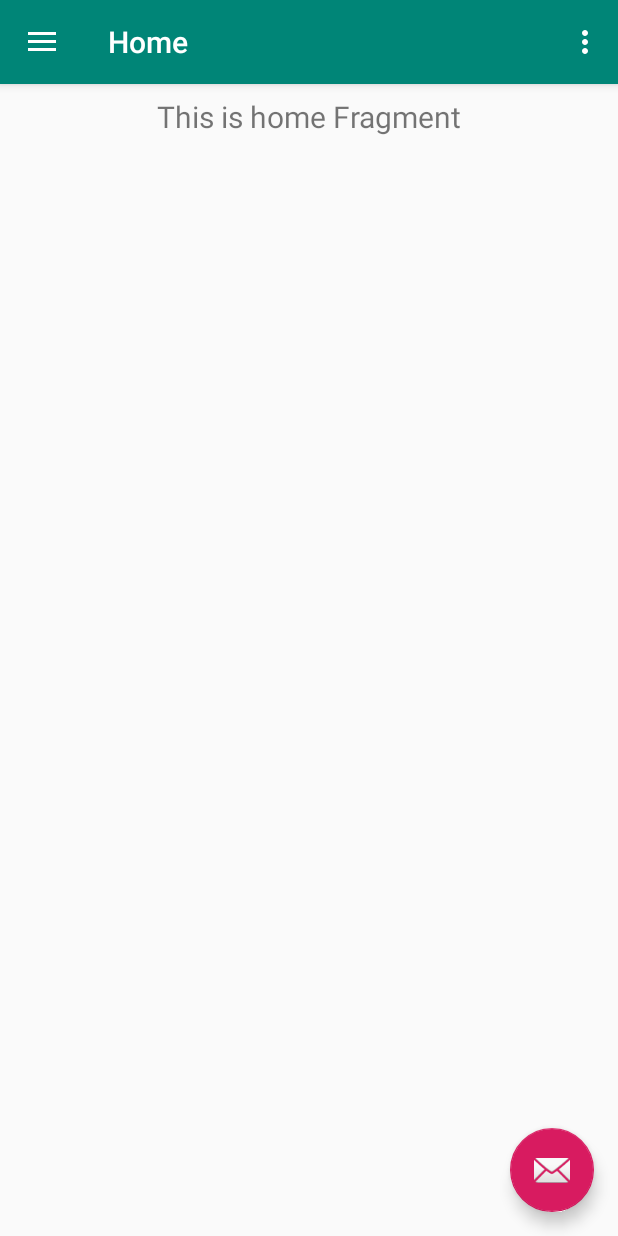
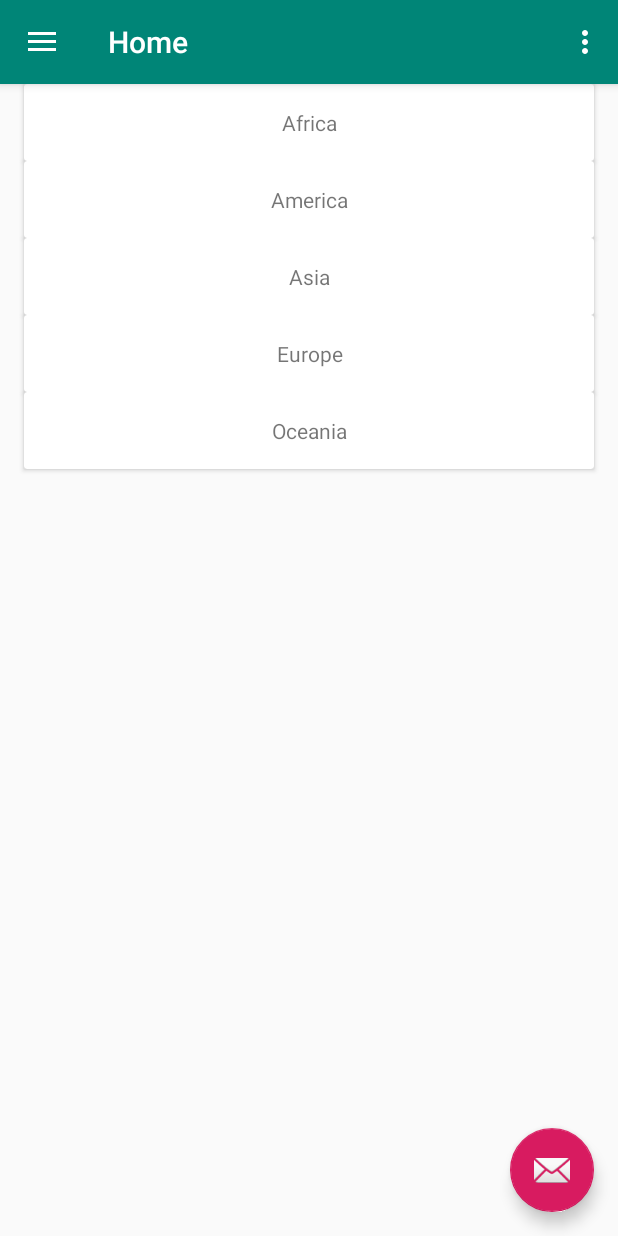
Before and after one commit to TonyGuyot/flagorama-app, an Android app: the screen it shows after launch (MainActivity), on a phone screen of 412 x 824 dp. Run offline under Robolectric (Android 15) with nearby library versions, the light colour scheme and no system bars; our stand-ins replace data binding, navigation-ui.

Commit message:
display home fragment

```diff
--- /dev/null
+++ b/app/src/main/java/io/github/tonyguyot/flagorama/model/Region.kt
@@ -0,0 +1,3 @@
+package io.github.tonyguyot.flagorama.model
+
+data class Region(val id: String, val name: String)
--- /dev/null
+++ b/app/src/main/java/io/github/tonyguyot/flagorama/ui/home/HomeAdapter.kt
@@ -0,0 +1,63 @@
+package io.github.tonyguyot.flagorama.ui.home
+
+import android.util.Log
+import android.view.LayoutInflater
+import android.view.View
+import android.view.ViewGroup
+import androidx.navigation.findNavController
+import androidx.recyclerview.widget.DiffUtil
+import androidx.recyclerview.widget.ListAdapter
+import androidx.recyclerview.widget.RecyclerView
+import io.github.tonyguyot.flagorama.databinding.ListItemHomeBinding
+import io.github.tonyguyot.flagorama.model.Region
+
+/**
+ * Adapter for the [RecyclerView] in [HomeFragment].
+ */
+class HomeAdapter : ListAdapter<Region, HomeAdapter.ViewHolder>(DiffCallback()) {
+
+    override fun onBindViewHolder(holder: ViewHolder, position: Int) {
+        val region = getItem(position)
+        holder.apply {
+            bind(createOnClickListener(region.id, region.name), region)
+            itemView.tag = region
+        }
+    }
+
+    override fun onCreateViewHolder(parent: ViewGroup, viewType: Int): ViewHolder {
+        return ViewHolder(
+            ListItemHomeBinding.inflate(
+            LayoutInflater.from(parent.context), parent, false))
+    }
+
+    private fun createOnClickListener(id: String, name: String): View.OnClickListener {
+        return View.OnClickListener {
+            //val direction = HomeFragmentDirections.actionThemeFragmentToSetsFragment(id, name)
+            //it.findNavController().navigate(direction)
+            Log.d("HomeAdapter", "click on item $name")
+        }
+    }
+
+    class ViewHolder(private val binding: ListItemHomeBinding)
+        : RecyclerView.ViewHolder(binding.root) {
+
+        fun bind(listener: View.OnClickListener, item: Region) {
+            binding.apply {
+                clickListener = listener
+                region = item
+                executePendingBindings()
+            }
+        }
+    }
+}
+
+private class DiffCallback : DiffUtil.ItemCallback<Region>() {
+
+    override fun areItemsTheSame(oldItem: Region, newItem: Region): Boolean {
+        return oldItem.id == newItem.id
+    }
+
+    override fun areContentsTheSame(oldItem: Region, newItem: Region): Boolean {
+        return oldItem == newItem
+    }
+}
--- a/app/src/main/java/io/github/tonyguyot/flagorama/ui/home/HomeFragment.kt
+++ b/app/src/main/java/io/github/tonyguyot/flagorama/ui/home/HomeFragment.kt
@@ -4,12 +4,14 @@ import android.os.Bundle
 import android.view.LayoutInflater
 import android.view.View
 import android.view.ViewGroup
-import android.widget.TextView
 import androidx.fragment.app.Fragment
 import androidx.lifecycle.Observer
 import androidx.lifecycle.ViewModelProviders
-import io.github.tonyguyot.flagorama.R
+import io.github.tonyguyot.flagorama.databinding.FragmentHomeBinding
 
+/**
+ * Home fragment: display the list of regions
+ */
 class HomeFragment : Fragment() {
 
     private lateinit var homeViewModel: HomeViewModel
@@ -19,13 +21,30 @@ class HomeFragment : Fragment() {
         container: ViewGroup?,
         savedInstanceState: Bundle?
     ): View? {
-        homeViewModel =
-                ViewModelProviders.of(this).get(HomeViewModel::class.java)
-        val root = inflater.inflate(R.layout.fragment_home, container, false)
-        val textView: TextView = root.findViewById(R.id.text_home)
-        homeViewModel.text.observe(this, Observer {
-            textView.text = it
+        // retrieve associated view model
+        homeViewModel = ViewModelProviders.of(this).get(HomeViewModel::class.java)
+
+        // inflate UI
+        val binding = FragmentHomeBinding.inflate(inflater, container, false)
+        context ?: return binding.root
+
+        // setup the list of regions
+        val adapter = HomeAdapter()
+        binding.homeRegionList.adapter = adapter
+
+        // subscribe to data changes
+        subscribeToData(binding, adapter)
+
+        // setup the menu
+        setHasOptionsMenu(true)
+
+        // return the root element
+        return binding.root
+    }
+
+    private fun subscribeToData(binding: FragmentHomeBinding, adapter: HomeAdapter) {
+        homeViewModel.list.observe(viewLifecycleOwner, Observer { result ->
+            result?.let { adapter.submitList(it) }
         })
-        return root
     }
 }
--- a/app/src/main/java/io/github/tonyguyot/flagorama/ui/home/HomeViewModel.kt
+++ b/app/src/main/java/io/github/tonyguyot/flagorama/ui/home/HomeViewModel.kt
@@ -3,11 +3,19 @@ package io.github.tonyguyot.flagorama.ui.home
 import androidx.lifecycle.LiveData
 import androidx.lifecycle.MutableLiveData
 import androidx.lifecycle.ViewModel
+import io.github.tonyguyot.flagorama.model.Region
 
+/** ViewModel for the [HomeFragment] */
 class HomeViewModel : ViewModel() {
 
-    private val _text = MutableLiveData<String>().apply {
-        value = "This is home Fragment"
+    private val _list = MutableLiveData<List<Region>>().apply {
+        value = listOf(
+            Region("africa", "Africa"),
+            Region("america", "America"),
+            Region("asia", "Asia"),
+            Region("europe", "Europe"),
+            Region("oceania", "Oceania")
+        )
     }
-    val text: LiveData<String> = _text
+    val list: LiveData<List<Region>> = _list
 }
--- a/app/src/main/res/layout/fragment_home.xml
+++ b/app/src/main/res/layout/fragment_home.xml
@@ -1,20 +1,18 @@
 <?xml version="1.0" encoding="utf-8"?>
-<androidx.constraintlayout.widget.ConstraintLayout
+<layout
     xmlns:android="http://schemas.android.com/apk/res/android"
     xmlns:app="http://schemas.android.com/apk/res-auto"
-    android:layout_width="match_parent"
-    android:layout_height="match_parent" >
+    xmlns:tools="http://schemas.android.com/tools">
 
-    <TextView
-        android:id="@+id/text_home"
+    <androidx.recyclerview.widget.RecyclerView
+        android:id="@+id/home_region_list"
         android:layout_width="match_parent"
-        android:layout_height="wrap_content"
-        android:layout_marginStart="8dp"
-        android:layout_marginTop="8dp"
-        android:layout_marginEnd="8dp"
-        android:textAlignment="center"
-        android:textSize="20sp"
-        app:layout_constraintEnd_toEndOf="parent"
-        app:layout_constraintStart_toStartOf="parent"
-        app:layout_constraintTop_toTopOf="parent"/>
-</androidx.constraintlayout.widget.ConstraintLayout>
+        android:layout_height="match_parent"
+        android:clipToPadding="false"
+        android:scrollbars="vertical"
+        app:layoutManager="androidx.recyclerview.widget.LinearLayoutManager"
+        tools:context="io.github.tonyguyot.flagorama.MainActivity"
+        tools:listitem="@layout/list_item_home"
+        />
+
+</layout>
--- /dev/null
+++ b/app/src/main/res/layout/list_item_home.xml
@@ -0,0 +1,36 @@
+<?xml version="1.0" encoding="utf-8"?>
+
+<layout
+    xmlns:android="http://schemas.android.com/apk/res/android"
+    xmlns:tools="http://schemas.android.com/tools">
+
+    <data>
+        <variable
+            name="clickListener"
+            type="android.view.View.OnClickListener"/>
+
+        <variable
+            name="region"
+            type="io.github.tonyguyot.flagorama.model.Region"/>
+    </data>
+
+    <androidx.cardview.widget.CardView
+        android:layout_width="match_parent"
+        android:layout_height="wrap_content"
+        android:layout_marginLeft="@dimen/margin_normal"
+        android:layout_marginRight="@dimen/margin_normal"
+        android:onClick="@{clickListener}">
+
+        <TextView
+            android:id="@+id/region_name"
+            android:layout_width="match_parent"
+            android:layout_height="wrap_content"
+            android:layout_margin="@dimen/margin_normal"
+            android:text="@{region.name}"
+            android:gravity="center"
+            tools:text="Europe"
+            />
+
+    </androidx.cardview.widget.CardView>
+
+</layout>
--- a/app/src/main/res/values/dimens.xml
+++ b/app/src/main/res/values/dimens.xml
@@ -5,4 +5,7 @@
     <dimen name="nav_header_vertical_spacing">8dp</dimen>
     <dimen name="nav_header_height">176dp</dimen>
     <dimen name="fab_margin">16dp</dimen>
+
+    <dimen name="margin_normal">16dp</dimen>
+
 </resources>
```
